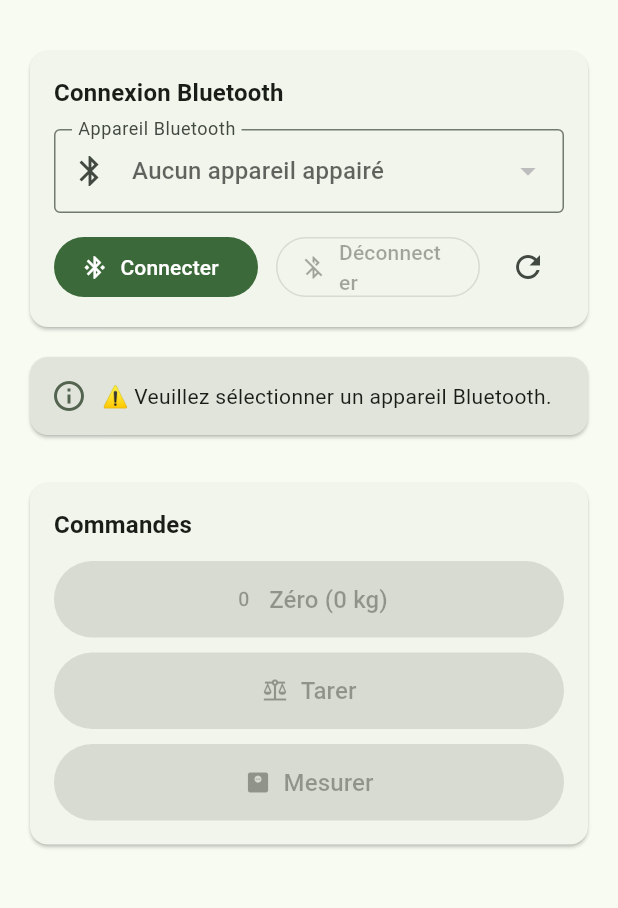
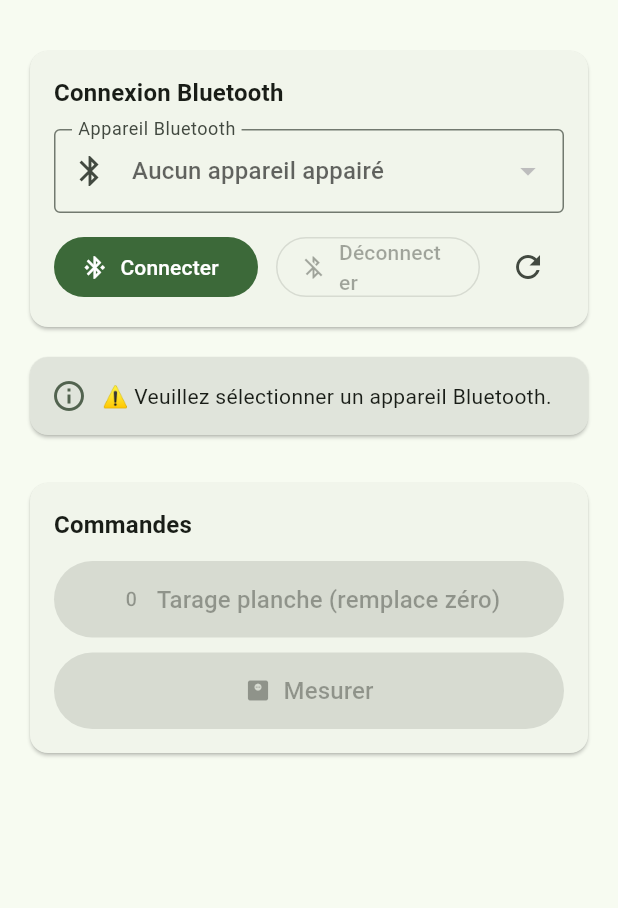
Before and after one commit to NoelWERNET/balance-connect-e, a Flutter app: the screen it shows after launch, after a tap on "Connecter", on a phone screen of 412 x 824 dp, the part 63-971 px from its top. Run offline on Flutter 3.47's test engine with Material 3 defaults, Android fonts, the phone set to English and light mode, and no system bars; our stand-ins replace fl_chart, flutter_bluetooth_serial, permission_handler, shared_preferences; missing offline and left inert: encrypt.

Commit message:
feat: remplacer zero par tarage planche et supprimer tarer
Agent-Logs-Url: https://github.com/NoelWERNET/balance-connect-e/sessions/b98ccb4d-7be2-4f03-9230-d2b673621de2

Co-authored-by: NoelWERNET <167760921+NoelWERNET@users.noreply.github.com>

```diff
--- a/lib/screens/home_screen.dart
+++ b/lib/screens/home_screen.dart
@@ -314,24 +314,13 @@ class _HomeScreenState extends State<HomeScreen> {
               enfant: Column(
                 children: [
                   _BoutonCommande(
-                    libelle: 'Zéro (0 kg)',
+                    libelle: 'Tarage planche (remplace zéro)',
                     icone: Icons.exposure_zero,
                     couleur: theme.colorScheme.tertiary,
                     actif: estConnecte,
                     onPressed: () => _envoyerCommande(
-                      '0',
-                      '📤 Envoi zéro kg à l\'Arduino…',
-                    ),
-                  ),
-                  const SizedBox(height: 10),
-                  _BoutonCommande(
-                    libelle: 'Tarer',
-                    icone: Icons.balance,
-                    couleur: theme.colorScheme.secondary,
-                    actif: estConnecte,
-                    onPressed: () => _envoyerCommande(
                       '1',
-                      '📤 Demande de tarage envoyée…',
+                      '📤 Demande de tarage planche envoyée…',
                     ),
                   ),
                   const SizedBox(height: 10),
```
Also changed, not shown: 1 other file.
